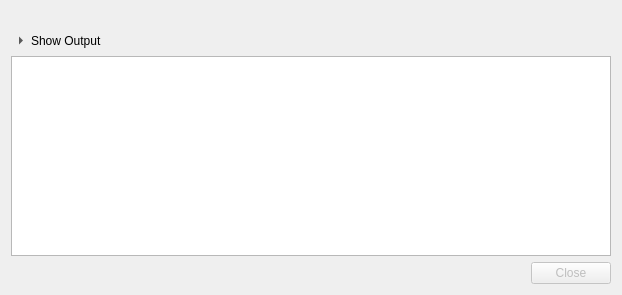
SysAdminDoc/RcloneBrowserNG, file src/progress_dialog.ui: the form before one commit.
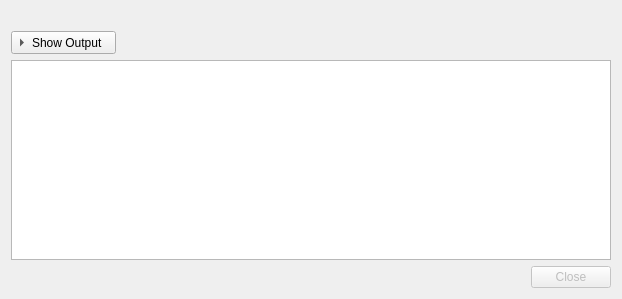
The form after the commit.

Commit message:
chore: remove dead inline stylesheets from .ui files
Five .ui files defined QToolButton { border: 0 } inline stylesheets
that were immediately cleared to QString() in their .cpp constructors.
The global stylesheet in interface_polish.cpp handles all button
styling — these were leftover from before the design system existed.

Patch:
```diff
--- a/src/progress_dialog.ui
+++ b/src/progress_dialog.ui
@@ -53,7 +53,7 @@
       </sizepolicy>
      </property>
      <property name="styleSheet">
-      <string notr="true">QToolButton { border: none; }</string>
+      <string notr="true"/>
      </property>
      <property name="text">
       <string>Show Output</string>
```
The commit also changes 4 other files.
